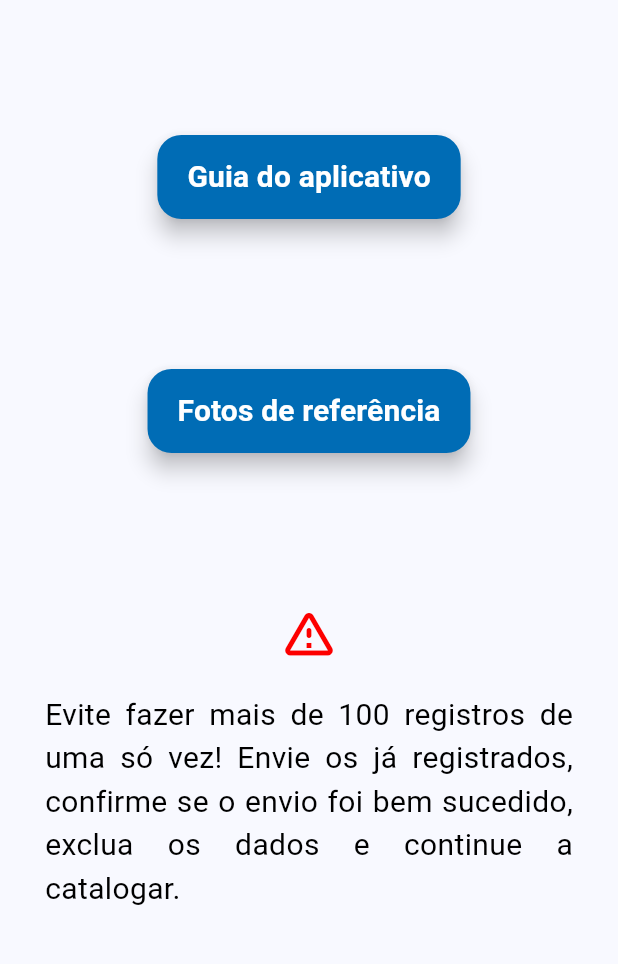
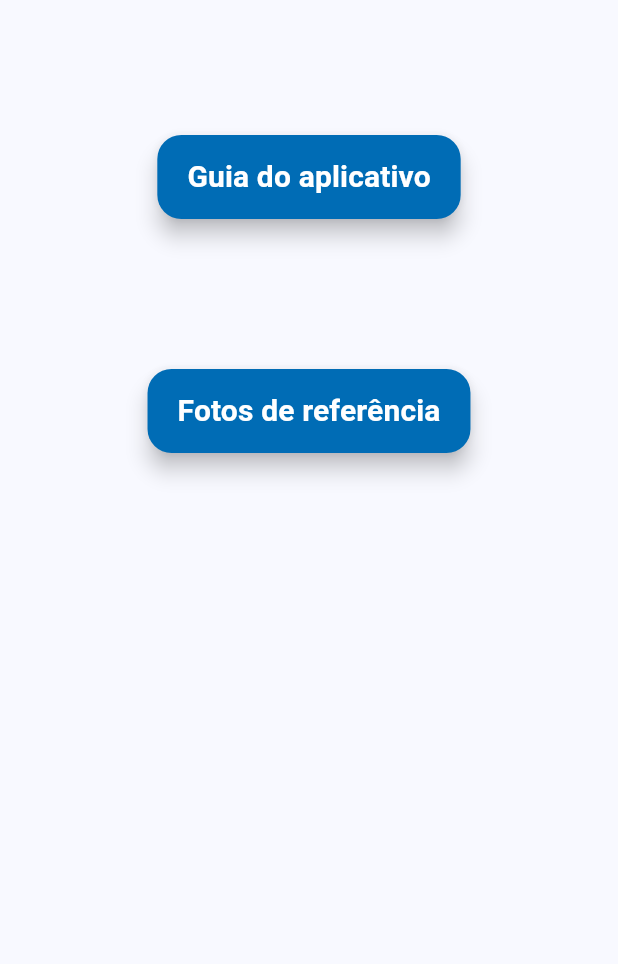
Before and after one commit to Rodrigo-SE03/app-vazamentos, a Flutter app: the HelpScreen screen opened directly, after a tap on "Guia do aplicativo", after a tap on the "arrow circle left" icon, on a phone screen of 412 x 824 dp, the part 90-1054 px from its top. Run offline on Flutter 3.47's test engine with Material 3 defaults, Android fonts, the phone set to English and light mode, and no system bars; our stand-ins replace image_picker, objectbox; missing offline and left inert: external_path, flutter_email_sender, gal, photo_manager, syncfusion_flutter_xlsio; generated files the repository leaves out were written again.

Commit message:
informação sobre limite de registros

```diff
--- a/ar_comprimido/lib/help.dart
+++ b/ar_comprimido/lib/help.dart
@@ -61,16 +61,6 @@ class HelpScreen extends StatelessWidget {
                           color: Colors.white),
                     ),
                   ),
-                  Padding(
-                    padding: const EdgeInsets.only(top: 100,bottom: 20),
-                    child: Icon(Icons.warning_amber_rounded,
-                              color: Color.fromARGB(255, 253, 0, 0), size: 40),
-                  ),
-                  Text('Evite fazer mais de 100 registros de uma só vez! Envie os já registrados, confirme se o envio foi bem sucedido, exclua os dados e continue a catalogar.',
-                  style: bodyFont(),
-                  textAlign: TextAlign.justify,
-                  softWrap: true,
-                  )
                 ]))));
   }
 }
--- a/ar_comprimido/lib/info.dart
+++ b/ar_comprimido/lib/info.dart
@@ -63,6 +63,21 @@ class InfoScreen extends StatelessWidget {
           Padding(
             padding: EdgeInsets.only(left: 10, right: 10, top: 20),
             child: Text(
+              'Limite de envio',
+              style: titleFont(size: 25, cor: Color.fromARGB(255, 1, 30, 124)),
+            ),
+          ),
+          Padding(
+            padding: EdgeInsets.symmetric(horizontal: 10),
+            child: Text(
+              'Existe um limite de registros que pode ser enviado por e-mail, devido ao tamanho do arquivo .zip criado. Caso o arquivo ultrapasse o limite aceito pelo e-mail, é possível acessá-lo pela memória do celular. O arquivo fica salvo na pasta "Documents" e possui o nome "dados_{dia do envio}-{mês do envio}.zip". O maior número de registros testado até o momento foi de 100 registros, e não superou o tamanho limite do e-mail.',
+              style: bodyFont(),
+              textAlign: TextAlign.justify,
+            ),
+          ),
+          Padding(
+            padding: EdgeInsets.only(left: 10, right: 10, top: 20),
+            child: Text(
               'Exclusão de dados',
               style: titleFont(size: 25, cor: Color.fromARGB(255, 1, 30, 124)),
             ),
```
